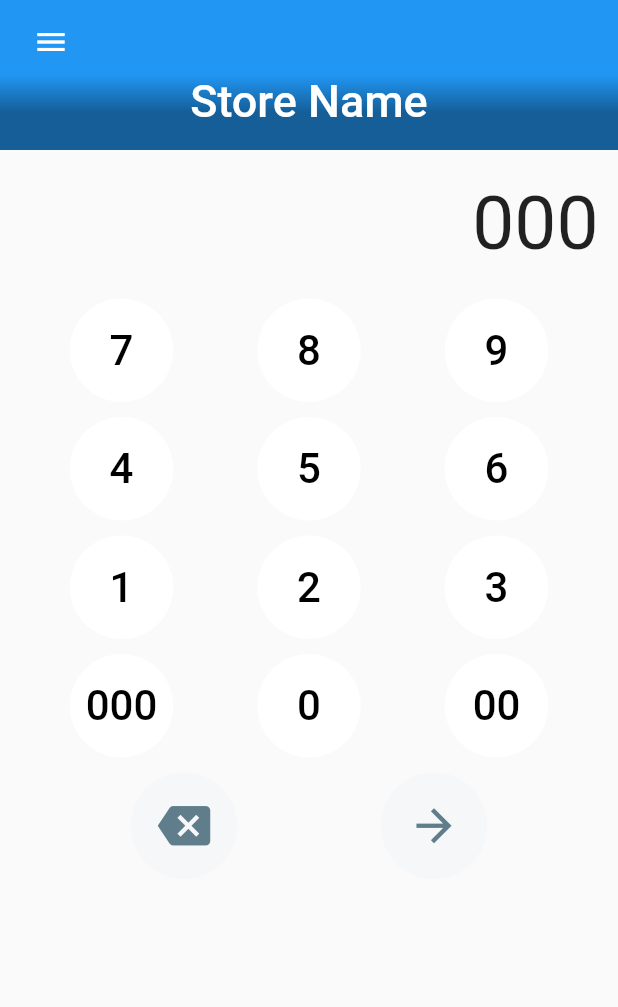
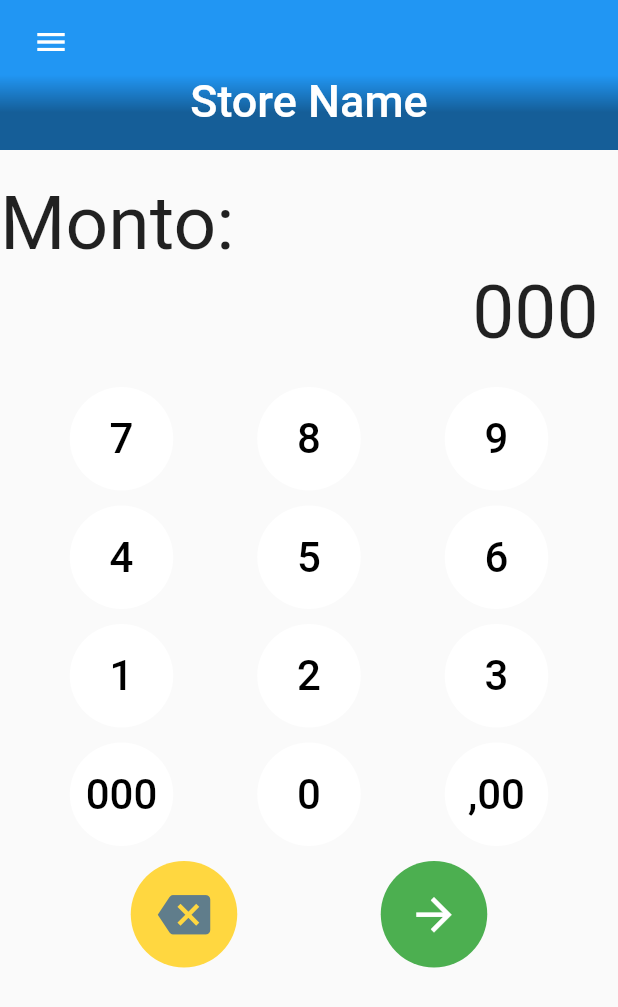
Before and after one commit to Juvenalhz/pos-flutter, a Flutter app: the screen it shows after launch, after a tap on "000", on a phone screen of 412 x 824 dp. Shown: the top 1007 px of the screen. Run offline on Flutter 3.47's test engine with Material 2 defaults, Android fonts, the phone set to English and light mode, and no system bars; our stand-ins replace flutter_masked_text; Roboto replaces fonts that are missing (RobotoMono).

Commit message:
add amount text

```diff
--- a/lib/main.dart
+++ b/lib/main.dart
@@ -39,9 +39,7 @@ class _MyAppState extends State<MyApp> {
               // Function callback for stretch
               return;
             },
-
             expandedHeight: _hight,
-
             flexibleSpace: FlexibleSpaceBar(
               stretchModes: <StretchMode>[
                 StretchMode.zoomBackground,
@@ -74,60 +72,73 @@ class _MyAppState extends State<MyApp> {
             ),
           ),
           SliverList(
-              delegate: SliverChildListDelegate([
+            delegate: SliverChildListDelegate(
+              [
                 Column(
                   mainAxisAlignment: MainAxisAlignment.end,
                   children: <Widget>[
                     SizedBox(height: 20.0),
-
+                    Row(
+                      children: <Widget>[
+                        Text(
+                          "Monto:",
+                          textAlign: TextAlign.left,
+                          style: TextStyle(
+                            fontSize: 50,
+                            fontFamily: 'RobotoMono',
+                          ),
+                        )
+                      ],
+                    ),
                     new Padding(
                         padding: EdgeInsets.symmetric(horizontal: 10),
-                      child:
-                        new TextField(
+                        child: new TextField(
                           decoration: new InputDecoration.collapsed(
                               hintText: "0",
-                            hintStyle: TextStyle(fontSize: 50, fontFamily: 'RobotoMono',)
-                          ),
+                              hintStyle: TextStyle(
+                                fontSize: 50,
+                                fontFamily: 'RobotoMono',
+                              )),
                           style: TextStyle(
                             fontSize: 50,
                             fontFamily: 'RobotoMono',
                           ),
                           textAlign: TextAlign.right,
                           controller: textControllerInput,
-                        onTap: () =>
-                            FocusScope.of(context).requestFocus(new FocusNode()),
-                      )
-                    ),
-
+                          onTap: () => FocusScope.of(context)
+                              .requestFocus(new FocusNode()),
+                        )),
                     SizedBox(height: 20.0),
-
                     Row(
                       mainAxisAlignment: MainAxisAlignment.spaceEvenly,
                       children: <Widget>[
                         btn('7', Colors.white),
                         btn('8', Colors.white),
                         btn('9', Colors.white),
-                      ],),
+                      ],
+                    ),
                     Row(
                       mainAxisAlignment: MainAxisAlignment.spaceEvenly,
                       children: <Widget>[
                         btn('4', Colors.white),
                         btn('5', Colors.white),
                         btn('6', Colors.white),
-                      ],),
+                      ],
+                    ),
                     Row(
                       mainAxisAlignment: MainAxisAlignment.spaceEvenly,
                       children: <Widget>[
                         btn('1', Colors.white),
                         btn('2', Colors.white),
                         btn('3', Colors.white),
-                      ],),
+                      ],
+                    ),
                     Row(
                       mainAxisAlignment: MainAxisAlignment.spaceEvenly,
                       children: <Widget>[
-                        btn('000', Colors.white),
+                        btn000(Colors.white),
                         btn('0', Colors.white),
-                        btn('00', Colors.white),
+                        btn00(Colors.white),
                       ],
                     ),
                     Row(
@@ -137,7 +148,9 @@ class _MyAppState extends State<MyApp> {
                         btnEnter(),
                       ],
                     ),
-                    SizedBox(height: 10.0,)
+                    SizedBox(
+                      height: 10.0,
+                    )
                   ],
                 ),
               ],
@@ -181,7 +194,51 @@ class _MyAppState extends State<MyApp> {
                   .substring(0, textControllerInput.text.length - 1))
               : "";
         },
-        color: const Color(0xFFF5F7F9),
+        color: Colors.amberAccent,
+        padding: EdgeInsets.all(18.0),
+        splashColor: Colors.black,
+        shape: CircleBorder(),
+      ),
+    );
+  }
+
+  Widget btn00(Color btnColor) {
+    return Container(
+      padding: EdgeInsets.only(bottom: 10.0),
+      child: FlatButton(
+        child: Text(
+          ",00",
+          style: TextStyle(
+              fontSize: 28.0, color: Colors.black, fontFamily: 'RobotoMono'),
+        ),
+        onPressed: () {
+          setState(() {
+            textControllerInput.text = textControllerInput.text + ",00";
+          });
+        },
+        color: btnColor,
+        padding: EdgeInsets.all(18.0),
+        splashColor: Colors.black,
+        shape: CircleBorder(),
+      ),
+    );
+  }
+
+  Widget btn000(Color btnColor) {
+    return Container(
+      padding: EdgeInsets.only(bottom: 10.0),
+      child: FlatButton(
+        child: Text(
+          "000",
+          style: TextStyle(
+              fontSize: 28.0, color: Colors.black, fontFamily: 'RobotoMono'),
+        ),
+        onPressed: () {
+          setState(() {
+            textControllerInput.text = textControllerInput.text + "000";
+          });
+        },
+        color: btnColor,
         padding: EdgeInsets.all(18.0),
         splashColor: Colors.black,
         shape: CircleBorder(),
@@ -193,11 +250,9 @@ class _MyAppState extends State<MyApp> {
     return Container(
       padding: EdgeInsets.only(bottom: 10.0),
       child: FlatButton(
-        child: Icon(Icons.arrow_forward, size: 35, color: Colors.blueGrey),
-        onPressed: () {
-
-        },
-        color: const Color(0xFFF5F7F9),
+        child: Icon(Icons.arrow_forward, size: 35, color: Colors.white),
+        onPressed: () {},
+        color: Colors.green,
         padding: EdgeInsets.all(18.0),
         splashColor: Colors.black,
         shape: CircleBorder(),
```
Also changed, not shown: pubspec.lock. Lines whose indentation alone changed are shown as unchanged.
